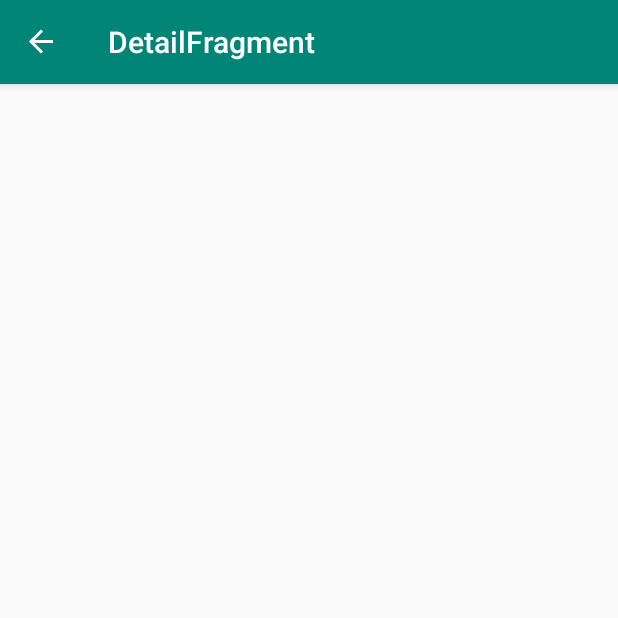
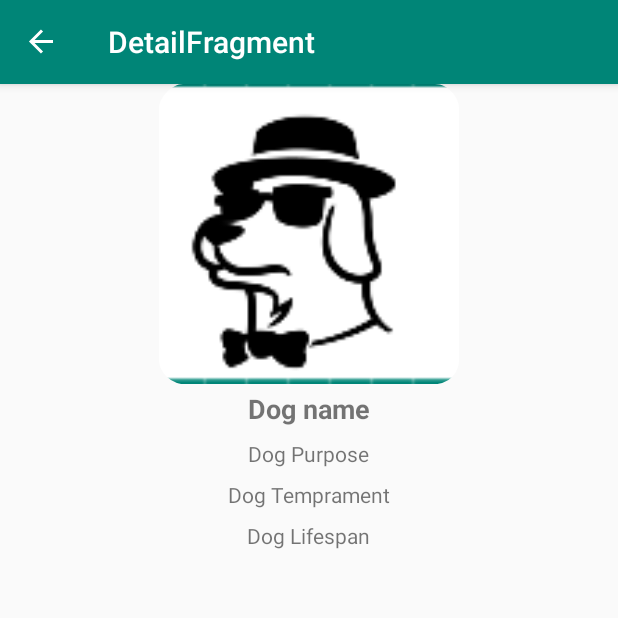
Before and after one commit to searchmanish/Dog, an Android app: the DetailFragment screen opened through its navigation route, on a phone screen of 412 x 824 dp, the top half of it. Run offline under Robolectric (Android 15) with nearby library versions, the phone set to English and light mode, and no system bars; our stand-ins replace data binding, navigation-ui.

Commit message:
layout implemented

```diff
--- a/app/src/main/res/layout/fragment_detail.xml
+++ b/app/src/main/res/layout/fragment_detail.xml
@@ -1,11 +1,57 @@
 <?xml version="1.0" encoding="utf-8"?>
-<layout xmlns:android="http://schemas.android.com/apk/res/android"
-    xmlns:app="http://schemas.android.com/apk/res-auto"
-    xmlns:tools="http://schemas.android.com/tools">
+<layout xmlns:android="http://schemas.android.com/apk/res/android">
 
-    <androidx.constraintlayout.widget.ConstraintLayout
+    <RelativeLayout
         android:layout_width="match_parent"
         android:layout_height="match_parent">
 
-    </androidx.constraintlayout.widget.ConstraintLayout>
+        <ImageView
+            android:id="@+id/dogImage"
+            android:layout_width="match_parent"
+            android:layout_height="wrap_content"
+            android:layout_alignParentTop="true"
+            android:minHeight="200dp"
+            android:scaleType="fitCenter"
+            android:src="@mipmap/ic_dog_round" />
+
+        <TextView
+            android:id="@+id/dogName"
+            style="@style/Title"
+            android:layout_width="wrap_content"
+            android:layout_height="wrap_content"
+            android:layout_below="@id/dogImage"
+            android:layout_centerHorizontal="true"
+            android:padding="4dp"
+            android:text="Dog name" />
+
+        <TextView
+            android:id="@+id/dogPurpose"
+            style="@style/Text"
+            android:layout_width="wrap_content"
+            android:layout_height="wrap_content"
+            android:layout_below="@id/dogName"
+            android:layout_centerHorizontal="true"
+            android:padding="4dp"
+            android:text="Dog Purpose" />
+
+        <TextView
+            android:id="@+id/dogTemperament"
+            style="@style/Text"
+            android:layout_width="wrap_content"
+            android:layout_height="wrap_content"
+            android:layout_below="@id/dogPurpose"
+            android:layout_centerHorizontal="true"
+            android:padding="4dp"
+            android:text="Dog Temprament" />
+
+        <TextView
+            android:id="@+id/dogLifespan"
+            style="@style/Text"
+            android:layout_width="wrap_content"
+            android:layout_height="wrap_content"
+            android:layout_below="@id/dogTemperament"
+            android:layout_centerHorizontal="true"
+            android:padding="4dp"
+            android:text="Dog Lifespan" />
+    </RelativeLayout>
 </layout>
--- a/app/src/main/res/values/styles.xml
+++ b/app/src/main/res/values/styles.xml
@@ -8,4 +8,12 @@
         <item name="colorAccent">@color/colorAccent</item>
     </style>
 
+    <style name="Title">
+        <item name="android:textSize">18sp</item>
+        <item name="android:textStyle">bold</item>
+    </style>
+    <style name="Text">
+        <item name="android:textSize">14sp</item>
+    </style>
+
 </resources>
```
Also changed, not shown: app/src/main/res/layout/fragment_list.xml (+45 -4 lines), app/src/main/res/layout/item_dog.xml (added, +42 -0 lines).
